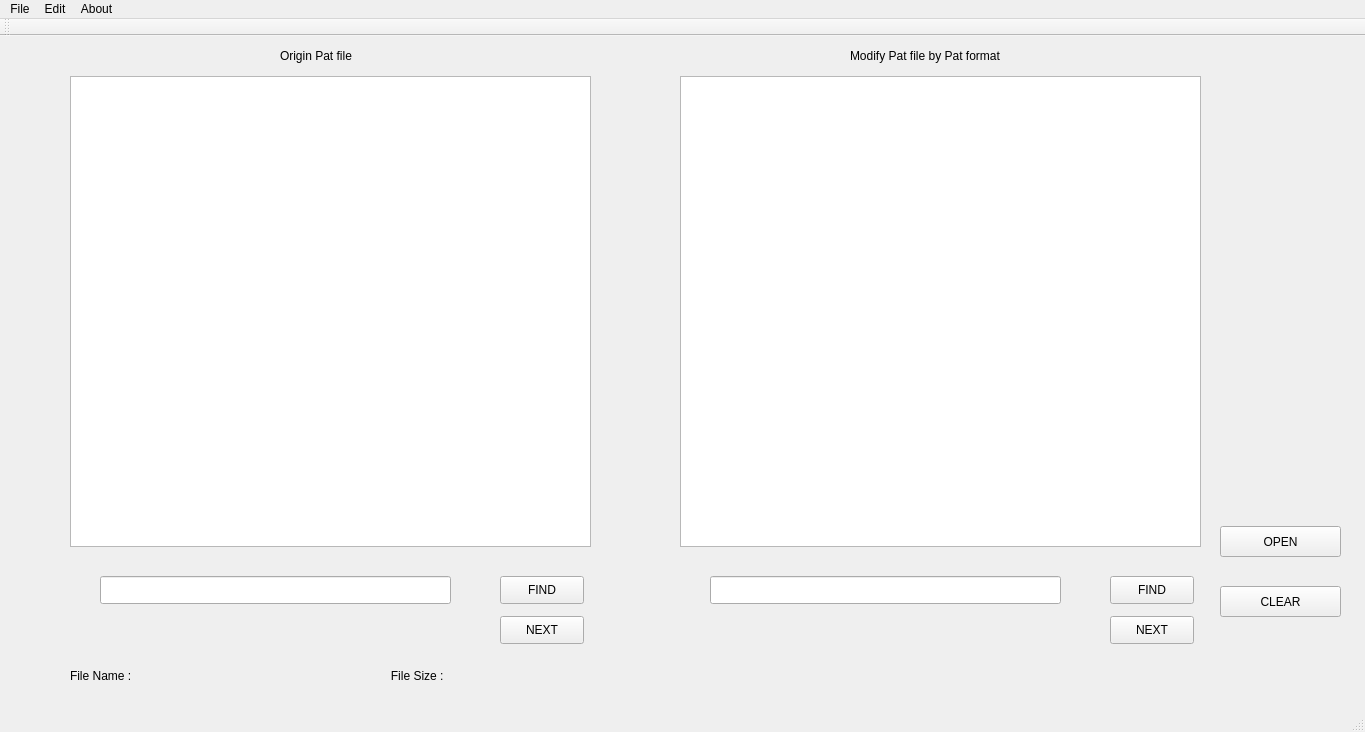
Above: mainwindow.ui from Git-Hub-Pro/PatternViewer before the change. Below: the same form after it.
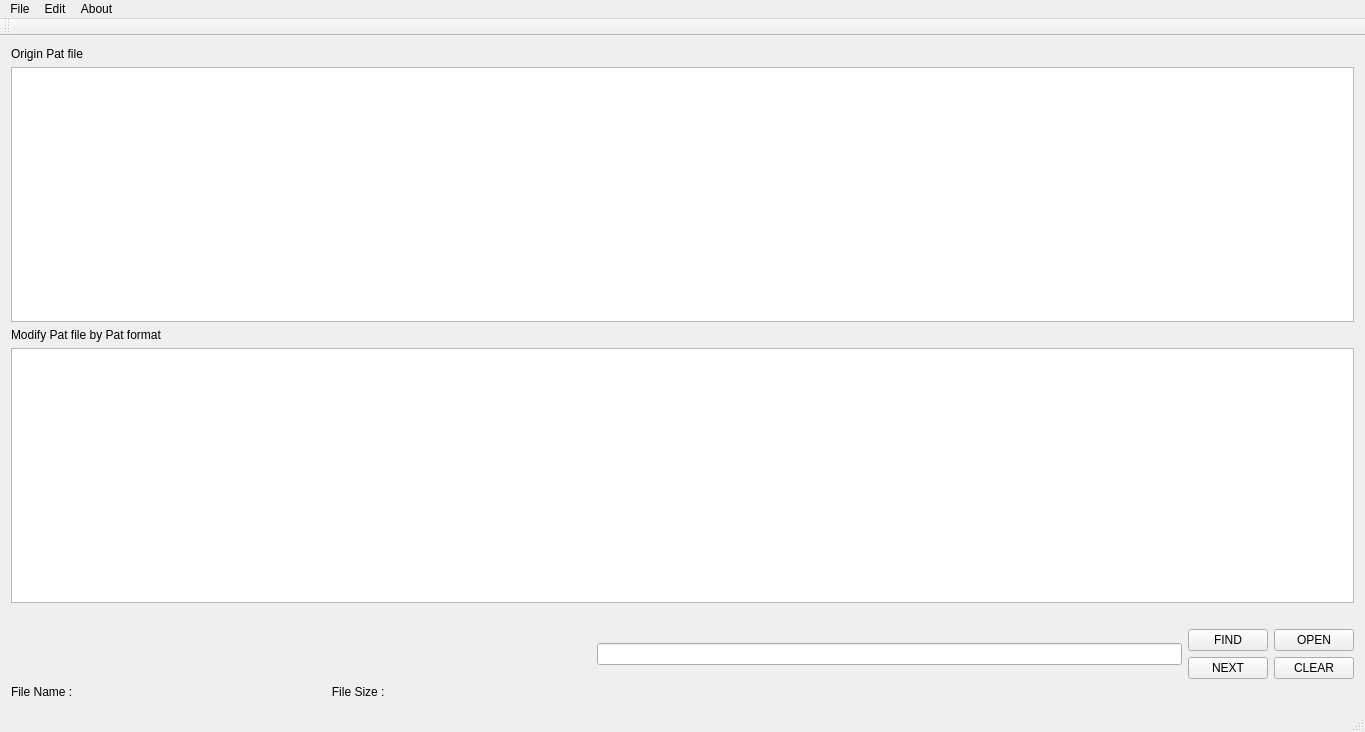
That is the form after the change.

```diff
--- a/mainwindow.ui
+++ b/mainwindow.ui
@@ -14,163 +14,135 @@
    <string>MainWindow</string>
   </property>
   <widget class="QWidget" name="centralWidget">
-   <widget class="QTableWidget" name="originTableWidget">
-    <property name="geometry">
-     <rect>
-      <x>70</x>
-      <y>40</y>
-      <width>521</width>
-      <height>471</height>
-     </rect>
-    </property>
-   </widget>
-   <widget class="QTableWidget" name="modifyTableWidget">
-    <property name="geometry">
-     <rect>
-      <x>680</x>
-      <y>40</y>
-      <width>521</width>
-      <height>471</height>
-     </rect>
-    </property>
-   </widget>
-   <widget class="QLabel" name="label">
-    <property name="geometry">
-     <rect>
-      <x>280</x>
-      <y>10</y>
-      <width>101</width>
-      <height>20</height>
-     </rect>
-    </property>
-    <property name="text">
-     <string>Origin Pat file</string>
-    </property>
-   </widget>
-   <widget class="QLabel" name="label_2">
-    <property name="geometry">
-     <rect>
-      <x>850</x>
-      <y>10</y>
-      <width>191</width>
-      <height>20</height>
-     </rect>
-    </property>
-    <property name="text">
-     <string>Modify Pat file by Pat format</string>
-    </property>
-   </widget>
-   <widget class="QPushButton" name="openButton">
-    <property name="geometry">
-     <rect>
-      <x>1220</x>
-      <y>490</y>
-      <width>121</width>
-      <height>31</height>
-     </rect>
-    </property>
-    <property name="text">
-     <string>OPEN</string>
-    </property>
-   </widget>
-   <widget class="QPushButton" name="clearButton">
-    <property name="geometry">
-     <rect>
-      <x>1220</x>
-      <y>550</y>
-      <width>121</width>
-      <height>31</height>
-     </rect>
-    </property>
-    <property name="text">
-     <string>CLEAR</string>
-    </property>
-   </widget>
-   <widget class="QLabel" name="informationLabel">
-    <property name="geometry">
-     <rect>
-      <x>70</x>
-      <y>630</y>
-      <width>671</width>
-      <height>20</height>
-     </rect>
-    </property>
-    <property name="text">
-     <string>File Name :                                                                              File Size : </string>
-    </property>
-   </widget>
-   <widget class="QLineEdit" name="lineEdit">
-    <property name="geometry">
-     <rect>
-      <x>100</x>
-      <y>540</y>
-      <width>351</width>
-      <height>28</height>
-     </rect>
-    </property>
-   </widget>
-   <widget class="QPushButton" name="originFindButton">
-    <property name="geometry">
-     <rect>
-      <x>500</x>
-      <y>540</y>
-      <width>84</width>
-      <height>28</height>
-     </rect>
-    </property>
-    <property name="text">
-     <string>FIND</string>
-    </property>
-   </widget>
-   <widget class="QPushButton" name="originNextButton">
-    <property name="geometry">
-     <rect>
-      <x>500</x>
-      <y>580</y>
-      <width>84</width>
-      <height>28</height>
-     </rect>
-    </property>
-    <property name="text">
-     <string>NEXT</string>
-    </property>
-   </widget>
-   <widget class="QLineEdit" name="lineEdit_2">
-    <property name="geometry">
-     <rect>
-      <x>710</x>
-      <y>540</y>
-      <width>351</width>
-      <height>28</height>
-     </rect>
-    </property>
-   </widget>
-   <widget class="QPushButton" name="modifyNextButton">
-    <property name="geometry">
-     <rect>
-      <x>1110</x>
-      <y>580</y>
-      <width>84</width>
-      <height>28</height>
-     </rect>
-    </property>
-    <property name="text">
-     <string>NEXT</string>
-    </property>
-   </widget>
-   <widget class="QPushButton" name="modifyFindButton">
-    <property name="geometry">
-     <rect>
-      <x>1110</x>
-      <y>540</y>
-      <width>84</width>
-      <height>28</height>
-     </rect>
-    </property>
-    <property name="text">
-     <string>FIND</string>
-    </property>
-   </widget>
+   <layout class="QVBoxLayout" name="verticalLayout_6">
+    <item>
+     <layout class="QVBoxLayout" name="verticalLayout">
+      <item>
+       <widget class="QLabel" name="label">
+        <property name="text">
+         <string>Origin Pat file</string>
+        </property>
+       </widget>
+      </item>
+      <item>
+       <widget class="QTableWidget" name="tableWidget"/>
+      </item>
+     </layout>
+    </item>
+    <item>
+     <layout class="QVBoxLayout" name="verticalLayout_2">
+      <item>
+       <widget class="QLabel" name="label_2">
+        <property name="text">
+         <string>Modify Pat file by Pat format</string>
+        </property>
+       </widget>
+      </item>
+      <item>
+       <widget class="QTextEdit" name="textEdit"/>
+      </item>
+     </layout>
+    </item>
+    <item>
+     <spacer name="horizontalSpacer_2">
+      <property name="orientation">
+       <enum>Qt::Horizontal</enum>
+      </property>
+      <property name="sizeHint" stdset="0">
+       <size>
+        <width>1344</width>
+        <height>20</height>
+       </size>
+      </property>
+     </spacer>
+    </item>
+    <item>
+     <layout class="QVBoxLayout" name="verticalLayout_5">
+      <item>
+       <layout class="QHBoxLayout" name="horizontalLayout_2">
+        <item>
+         <spacer name="horizontalSpacer">
+          <property name="orientation">
+           <enum>Qt::Horizontal</enum>
+          </property>
+          <property name="sizeHint" stdset="0">
+           <size>
+            <width>488</width>
+            <height>20</height>
+           </size>
+          </property>
+         </spacer>
+        </item>
+        <item>
+         <widget class="QLineEdit" name="lineEdit"/>
+        </item>
+        <item>
+         <layout class="QHBoxLayout" name="horizontalLayout">
+          <item>
+           <layout class="QVBoxLayout" name="verticalLayout_4">
+            <item>
+             <widget class="QPushButton" name="findButton">
+              <property name="text">
+               <string>FIND</string>
+              </property>
+             </widget>
+            </item>
+            <item>
+             <widget class="QPushButton" name="nextButton">
+              <property name="text">
+               <string>NEXT</string>
+              </property>
+             </widget>
+            </item>
+           </layout>
+          </item>
+         </layout>
+        </item>
+        <item>
+         <layout class="QVBoxLayout" name="verticalLayout_3">
+          <item>
+           <widget class="QPushButton" name="openButton">
+            <property name="text">
+             <string>OPEN</string>
+            </property>
+           </widget>
+          </item>
+          <item>
+           <widget class="QPushButton" name="clearButton">
+            <property name="text">
+             <string>CLEAR</string>
+            </property>
+           </widget>
+          </item>
+         </layout>
+        </item>
+       </layout>
+      </item>
+      <item>
+       <widget class="QLabel" name="informationLabel">
+        <property name="text">
+         <string>File Name :                                                                              File Size : </string>
+        </property>
+       </widget>
+      </item>
+     </layout>
+    </item>
+   </layout>
+   <zorder>tableWidget</zorder>
+   <zorder>label</zorder>
+   <zorder>label_2</zorder>
+   <zorder>openButton</zorder>
+   <zorder>clearButton</zorder>
+   <zorder>informationLabel</zorder>
+   <zorder>lineEdit</zorder>
+   <zorder>nextButton</zorder>
+   <zorder>findButton</zorder>
+   <zorder>textEdit</zorder>
+   <zorder>textEdit</zorder>
+   <zorder>tableWidget</zorder>
+   <zorder></zorder>
+   <zorder>horizontalSpacer</zorder>
+   <zorder>horizontalSpacer_2</zorder>
   </widget>
   <widget class="QMenuBar" name="menuBar">
    <property name="geometry">
```
Left out of the diff: 17 changed lines with no effect on the pictures.
